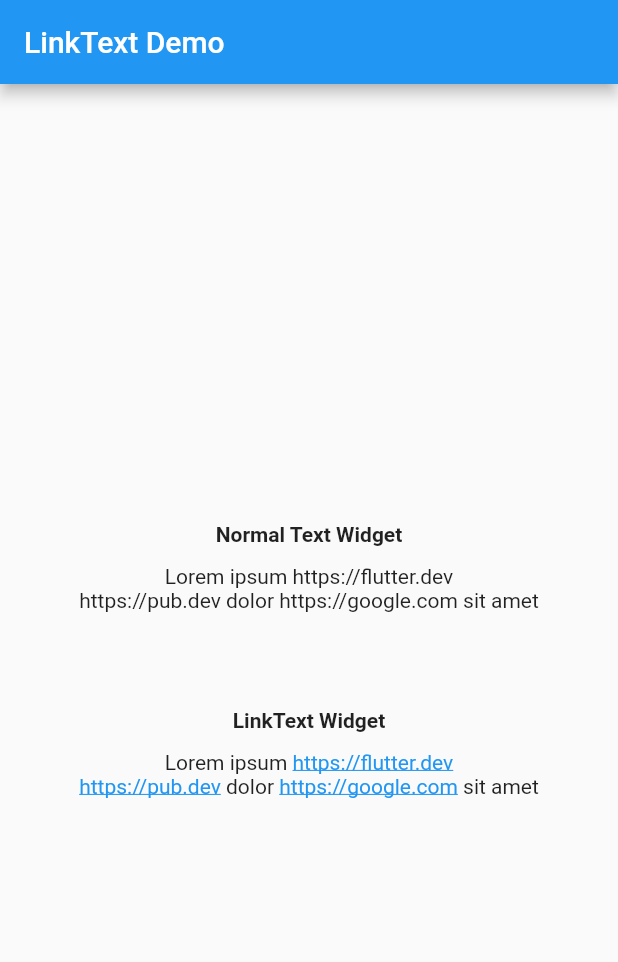
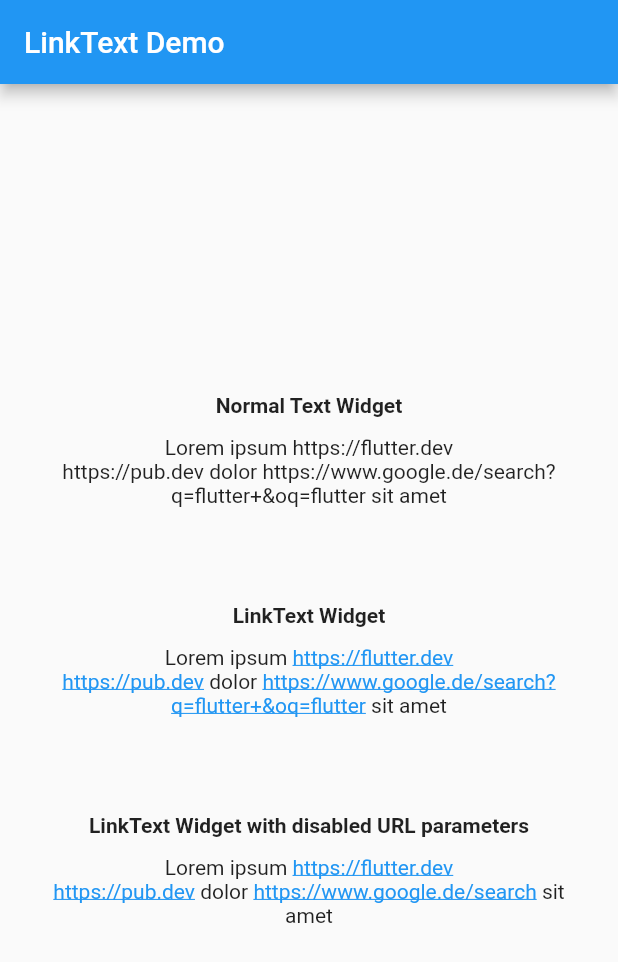
Before and after one commit to aleksanderwozniak/link_text, a Flutter app: the screen it shows after launch, on a phone screen of 412 x 824 dp. Shown: the top 962 px of the screen. Run offline on Flutter 3.47's test engine with Material 2 defaults, Android fonts, the phone set to English and light mode, and no system bars.

Commit message:
added possibility to cut off all parameter of an URL

```diff
--- a/example/lib/main.dart
+++ b/example/lib/main.dart
@@ -30,7 +30,7 @@ class MyHomePage extends StatefulWidget {
 
 class _MyHomePageState extends State<MyHomePage> {
   final String _text =
-      'Lorem ipsum https://flutter.dev\nhttps://pub.dev dolor https://google.com sit amet';
+      'Lorem ipsum https://flutter.dev\nhttps://pub.dev dolor https://www.google.de/search?q=flutter+&oq=flutter sit amet';
 
   @override
   Widget build(BuildContext context) {
@@ -48,6 +48,8 @@ class _MyHomePageState extends State<MyHomePage> {
               _buildNormalText(),
               const SizedBox(height: 64.0),
               _buildLinkText(),
+              const SizedBox(height: 64.0),
+              _buildLinkTextShortened(),
               const SizedBox(height: 24.0),
             ],
           ),
@@ -85,4 +87,19 @@ class _MyHomePageState extends State<MyHomePage> {
       ],
     );
   }
+
+  Widget _buildLinkTextShortened() {
+    return Column(
+      mainAxisSize: MainAxisSize.min,
+      children: <Widget>[
+        Text(
+          'LinkText Widget with disabled URL parameters',
+          textAlign: TextAlign.center,
+          style: TextStyle().copyWith(fontWeight: FontWeight.bold),
+        ),
+        const SizedBox(height: 12.0),
+        LinkText(text: _text, textAlign: TextAlign.center, trimParams: true,),
+      ],
+    );
+  }
 }
--- a/lib/link_text.dart
+++ b/lib/link_text.dart
@@ -22,6 +22,11 @@ class LinkText extends StatefulWidget {
   /// Determines how the text is aligned.
   final TextAlign textAlign;
 
+  /// if true it will cut off all visible links after '?'.
+  /// This is only for better readability. When executing the url
+  /// the link with all params stays the same.
+  final bool trimParams;
+
   /// Creates a [LinkText] widget, used for inlined urls.
   const LinkText({
     Key key,
@@ -29,6 +34,7 @@ class LinkText extends StatefulWidget {
     this.textStyle,
     this.linkStyle,
     this.textAlign = TextAlign.start,
+    this.trimParams = false,
   })  : assert(text != null),
         super(key: key);
 
@@ -40,6 +46,8 @@ class _LinkTextState extends State<LinkText> {
   List<TapGestureRecognizer> _gestureRecognizers;
   final RegExp _regex = RegExp(
       r"https?:\/\/(www\.)?[-a-zA-Z0-9@:%.,_\+~#=]{1,256}\.[a-zA-Z0-9()]{1,6}\b([-a-zA-Z0-9()@:%_\,+.~#?&//=]*)");
+
+  final _shortenRegex = RegExp(r"(.*)\?");
 
   @override
   void initState() {
@@ -86,13 +94,19 @@ class _LinkTextState extends State<LinkText> {
 
       if (i < links.length) {
         final link = links.elementAt(i).group(0);
+        var newLinkText;
+
         final recognizer = TapGestureRecognizer()
           ..onTap = () => _launchUrl(link);
+
+        if (widget.trimParams) {
+          newLinkText = _shortenRegex.firstMatch(link)?.group(1);
+        }
 
         _gestureRecognizers.add(recognizer);
         textSpans.add(
           TextSpan(
-            text: link,
+            text: newLinkText ?? link,
             style: linkStyle,
             recognizer: recognizer,
           ),
```
